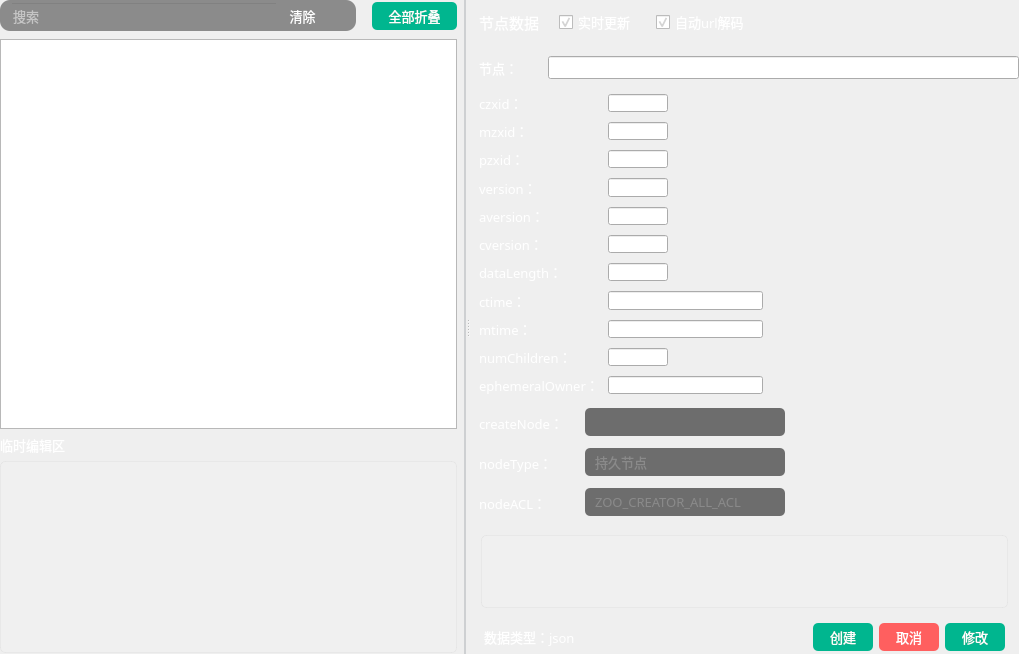
Qt form Fdog-Kit-Zookeeper/module_zookeeper/zookeeperwidget.ui (HuaGouFdog/Fdog-Kit) before a commit.
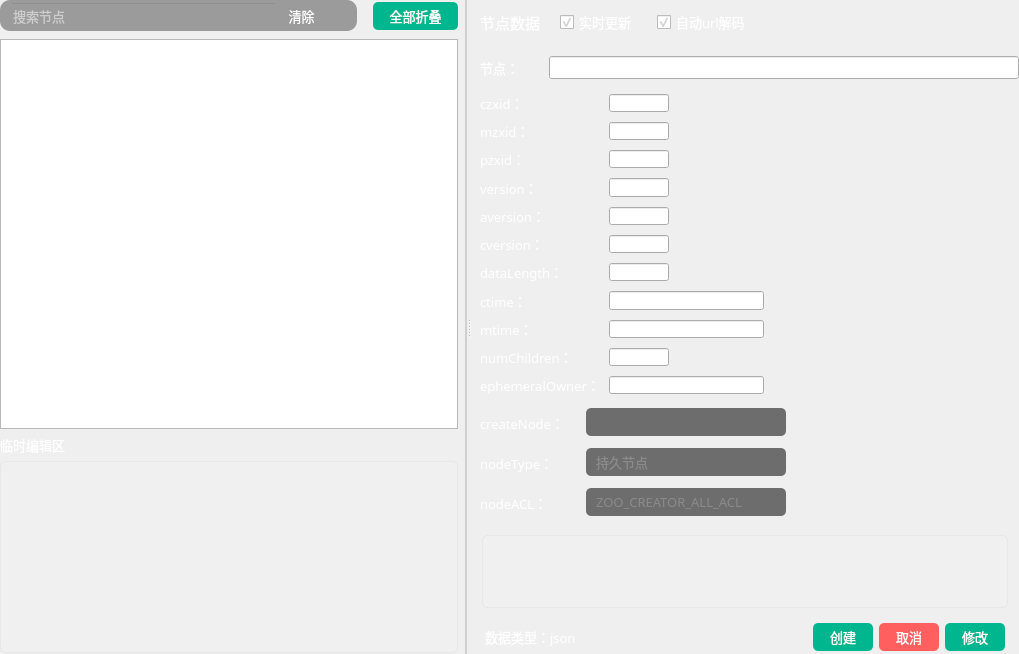
The same form after that commit. Icons and pictures are not drawn.

Commit message: 添加大小写敏感按钮，清除搜索内容按钮

The edit to the form file:
```diff
--- a/Fdog-Kit-Zookeeper/module_zookeeper/zookeeperwidget.ui
+++ b/Fdog-Kit-Zookeeper/module_zookeeper/zookeeperwidget.ui
@@ -195,9 +195,9 @@
             </property>
             <property name="styleSheet">
              <string notr="true">#widget_1_3_l_1{
-color: rgb(231, 238, 244);
+color: rgb(255, 255, 255);
 border-radius: 14px;
-background-color: rgb(25, 25, 25, 120);
+background-color: rgb(25, 25, 25, 100);
 border: 0px solid rgba(255, 255, 255, 0);
 border-radius: 10px;
 padding-left:10px;
@@ -236,7 +236,7 @@
 color: rgb(255, 255, 255);</string>
                </property>
                <property name="placeholderText">
-                <string>搜索</string>
+                <string>搜索节点</string>
                </property>
               </widget>
              </item>
@@ -268,8 +268,8 @@
                </property>
                <property name="iconSize">
                 <size>
-                 <width>18</width>
-                 <height>18</height>
+                 <width>25</width>
+                 <height>25</height>
                 </size>
                </property>
               </widget>
@@ -295,9 +295,15 @@
 }
 QToolButton::checked{
 	color: rgb(255, 255, 255);
-	border-radius: 2px;
+	border-radius: 0px;
 	
-	border: 1px solid rgb(143, 143, 143);
+	border-bottom: 2px solid rgb(255, 255, 255);
+}
+
+QToolTip {
+color: rgb(255, 255, 255);
+background-color: rgb(108, 117, 125, 65);
+border-radius: 2px;
 }</string>
                </property>
                <property name="text">
@@ -307,6 +313,12 @@
                 <iconset>
                  <normaloff>:/lib/daxiao.png</normaloff>:/lib/daxiao.png</iconset>
                </property>
+               <property name="iconSize">
+                <size>
+                 <width>18</width>
+                 <height>18</height>
+                </size>
+               </property>
                <property name="checkable">
                 <bool>true</bool>
                </property>
```
Left out of the diff: 7 changed lines with no effect on the pictures. The commit also changes 2 other files.
